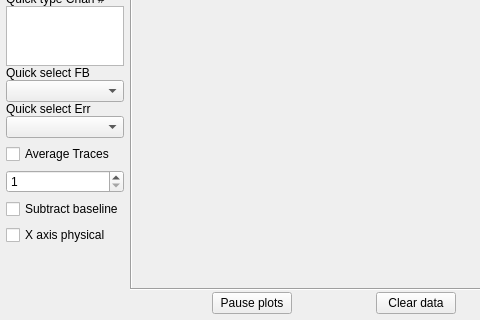
Old version of the form microscope/ui/plotwindow.ui in the repository usnistgov/microscope; both pictures show x 0 to 480 and y 112 to 432 of the 709 by 432 pixel window.
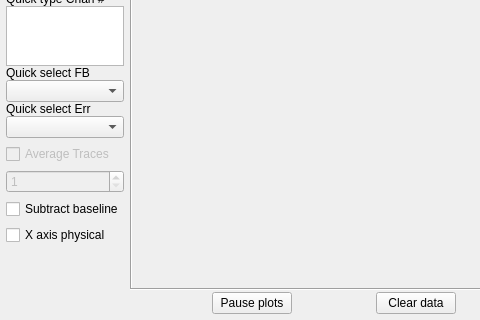
New version of the form.

Commit message: Disable pulse averaging UI features...for now

Diff of the .ui file:
```diff
--- a/microscope/ui/plotwindow.ui
+++ b/microscope/ui/plotwindow.ui
@@ -138,6 +138,9 @@
      </item>
      <item>
       <widget class="QCheckBox" name="averageTraces">
+       <property name="enabled">
+        <bool>false</bool>
+       </property>
        <property name="text">
         <string>Average Traces</string>
        </property>
@@ -145,6 +148,9 @@
      </item>
      <item>
       <widget class="QSpinBox" name="spinBox_nAverage">
+       <property name="enabled">
+        <bool>false</bool>
+       </property>
        <property name="minimum">
         <number>1</number>
        </property>
```
